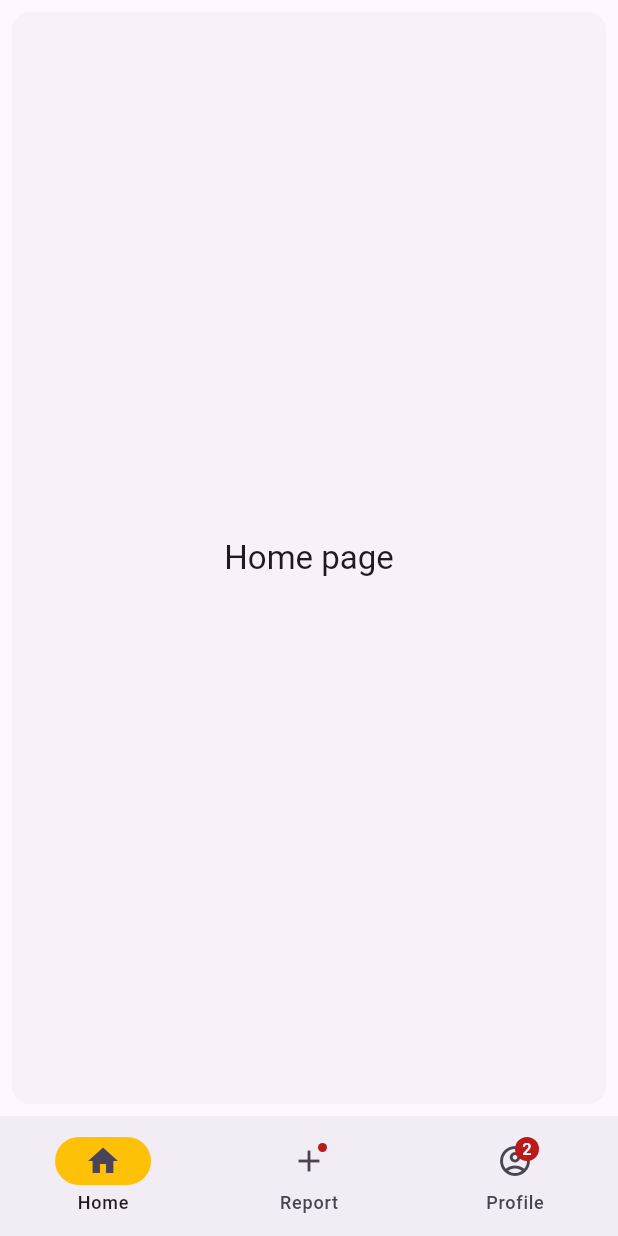
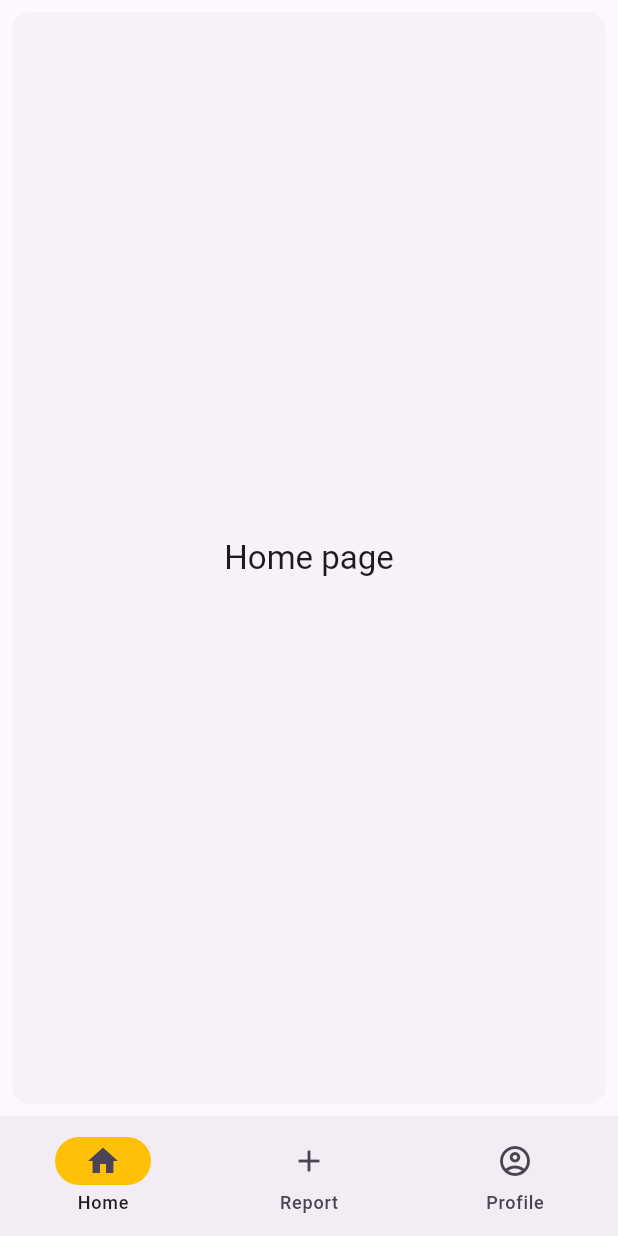
Before and after one commit to ashleychching/repair_tracker, a Flutter app: the screen it shows after launch, on a phone screen of 412 x 824 dp. Run offline on Flutter 3.47's test engine with Material 3 defaults, Android fonts, the phone set to English and light mode, and no system bars.

Commit message:
Removed notifications dots on navbar

```diff
--- a/lib/main.dart
+++ b/lib/main.dart
@@ -76,14 +76,11 @@
             label: 'Home',
           ),
           NavigationDestination(
-            icon: Badge(child: Icon(Icons.add)),
+            icon:  Icon(Icons.add),
             label: 'Report',
           ),
           NavigationDestination(
-            icon: Badge(
-              label: Text('2'),
-              child: Icon(Icons.account_circle_outlined),
-            ),
+            icon: Icon(Icons.account_circle_outlined),
             label: 'Profile',
           ),
         ],
```
